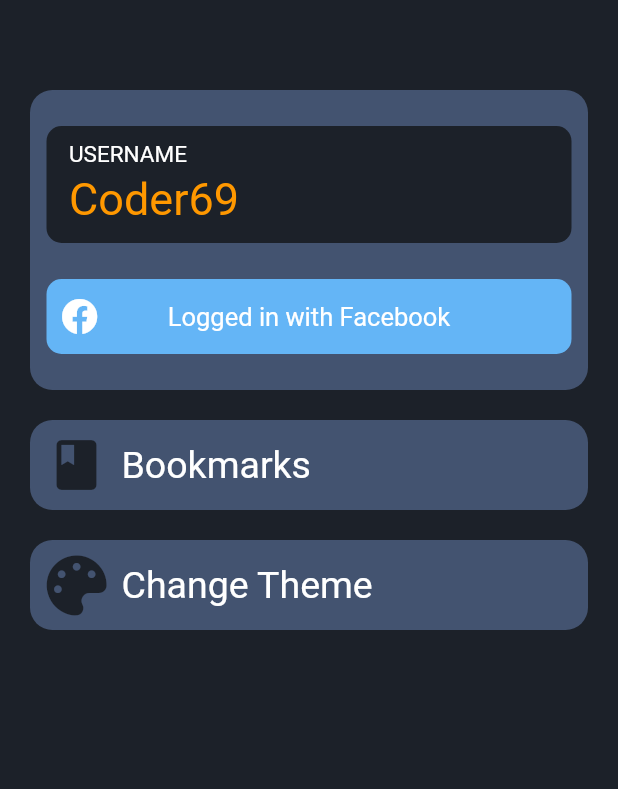
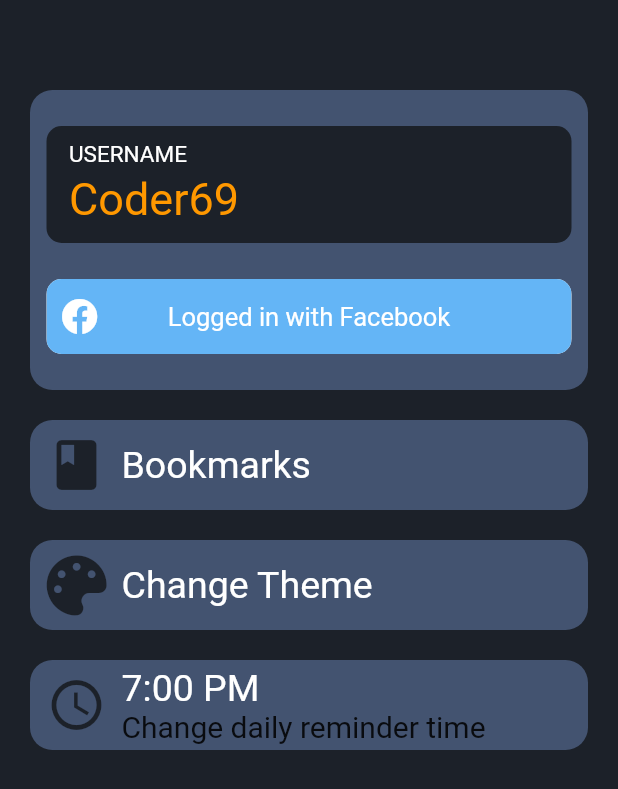
Before and after one commit to yasharma2301/codecards, a Flutter app: the MainSettings screen opened directly, on a phone screen of 412 x 824 dp. Shown: the top 789 px of the screen. Run offline on Flutter 3.47's test engine with Material 2 defaults, Android fonts, the light colour scheme and no system bars; our stand-ins replace bloc, flare_flutter, flutter_bloc, flutter_local_notifications, flutter_svg, font_awesome_flutter.

Commit message:
Time picker added

```diff
--- a/lib/UI/Login/SocialButton.dart
+++ b/lib/UI/Login/SocialButton.dart
@@ -6,20 +6,27 @@ class SocialButton extends StatelessWidget {
   final Icon icon;
   final Color color;
   final bool button;
+  final bool loggedIn;
 
-  SocialButton({this.title, this.icon, this.color, this.button});
+  SocialButton(
+      {this.title, this.icon, this.color, this.button, this.loggedIn});
 
   @override
   Widget build(BuildContext context) {
     return button
-        ? GestureDetector(
+        ? Material(
+          borderRadius: BorderRadius.circular(10),
+            child: Ink(
+              padding: EdgeInsets.symmetric(horizontal: 10),
+              decoration: BoxDecoration(
+                color: color,
+                borderRadius: BorderRadius.circular(10)
+              ),
+              child: InkWell(
                 onTap: () {
                   Navigator.of(context).pushNamed('menuDashBoard');
                 },
-            child: Container(
-              padding: EdgeInsets.symmetric(horizontal: 10),
-              decoration: BoxDecoration(
-                  color: color, borderRadius: BorderRadius.circular(10)),
+                splashColor: White,
                 child: Stack(
                   alignment: Alignment.center,
                   children: [
@@ -32,20 +39,23 @@ class SocialButton extends StatelessWidget {
                         style: TextStyle(color: White, fontSize: 17),
                       ),
                     )),
-                  // Positioned(
-                  //   right: 0,
-                  //   child: Padding(
-                  //     padding: const EdgeInsets.only(right: 10),
-                  //     child: Container(
-                  //       child: Icon(
-                  //         Icons.arrow_forward_ios,
-                  //         color: Colors.white,
-                  //         size: 15,
-                  //       ),
-                  //     ),
-                  //   ),
-                  // ),
+                    !loggedIn
+                        ? Positioned(
+                            right: 0,
+                            child: Padding(
+                              padding: const EdgeInsets.only(right: 10),
+                              child: Container(
+                                child: Icon(
+                                  Icons.arrow_forward_ios,
+                                  color: Colors.white,
+                                  size: 15,
+                                ),
+                              ),
+                            ),
+                          )
+                        : Container(),
                   ],
+                ),
               ),
             ),
           )
--- a/lib/UI/Settings/MainSettings.dart
+++ b/lib/UI/Settings/MainSettings.dart
@@ -10,6 +10,19 @@ class MainSettings extends StatefulWidget {
 }
 
 class _MainSettingsState extends State<MainSettings> {
+  // Time Picker
+  TimeOfDay time = TimeOfDay(hour: 19, minute: 0);
+
+  Future<void> _showTimePicker() async {
+    final TimeOfDay pickedTime =
+        await showTimePicker(context: context, initialTime: time);
+    if (pickedTime != null && pickedTime != time) {
+      setState(() {
+        time = pickedTime;
+      });
+    }
+  }
+
   @override
   Widget build(BuildContext context) {
     return Scaffold(
@@ -19,8 +32,24 @@ class _MainSettingsState extends State<MainSettings> {
         child: ListView(
           children: [
             UserInfo(),
-            SettingsTile(icon: Icons.book, title: "Bookmarks", onTap: (){print("=========================================");},),
-            SettingsTile(icon: FontAwesomeIcons.palette, title: "Change Theme", onTap: () => print("Theme changed yay"),)
+            SettingsTile(
+              icon: Icons.book,
+              title: "Bookmarks",
+              onTap: () {
+                print("=========================================");
+              },
+            ),
+            SettingsTile(
+              icon: FontAwesomeIcons.palette,
+              title: "Change Theme",
+              onTap: () => print("Theme changed yay"),
+            ),
+            SettingsTile(
+              icon: Icons.access_time,
+              title: time.format(context),
+              subtitle: "Change daily reminder time",
+              onTap: _showTimePicker
+            )
           ],
         ),
       ),
--- a/lib/UI/Settings/SettingsTile.dart
+++ b/lib/UI/Settings/SettingsTile.dart
@@ -2,12 +2,13 @@ import 'package:flutter/material.dart';
 import 'package:codecards/Shared/Colors.dart';
 
 class SettingsTile extends StatefulWidget {
-
   final IconData icon;
   final String title;
-  Function onTap;
+  String subtitle;
+  final Function onTap;
 
-  SettingsTile({@required this.icon, @required this.title, this.onTap});
+  SettingsTile(
+      {@required this.icon, @required this.title, this.onTap, this.subtitle});
 
   @override
   _SettingsTileState createState() => _SettingsTileState();
@@ -41,9 +42,21 @@ class _SettingsTileState extends State<SettingsTile> {
               SizedBox(
                 width: 10,
               ),
-              Text(
-                widget.title,
-                style: TextStyle(color: White, fontSize: 25),
+              Column(
+                crossAxisAlignment: CrossAxisAlignment.start,
+                mainAxisAlignment: MainAxisAlignment.center,
+                children: [
+                  Text(
+                    widget.title,
+                    style: TextStyle(color: White, fontSize: 25),
+                  ),
+                  widget.subtitle != null
+                      ? Text(
+                          widget.subtitle,
+                          style: TextStyle(fontSize: 20),
+                        )
+                      : Container()
+                ],
               )
             ],
           ),
--- a/lib/UI/Settings/UserInfo.dart
+++ b/lib/UI/Settings/UserInfo.dart
@@ -50,6 +50,7 @@ class _UserInfoState extends State<UserInfo> {
               button: true,
               icon: Icon(FontAwesomeIcons.facebook, color: White,),
               color: Colors.blue[300],
+              loggedIn: true,
             ),
           )
         ],
```
Also changed, not shown: lib/UI/Login/Social.dart (+6 -4 lines), lib/main.dart (+34 -1 lines). Lines whose indentation alone changed are shown as unchanged.
